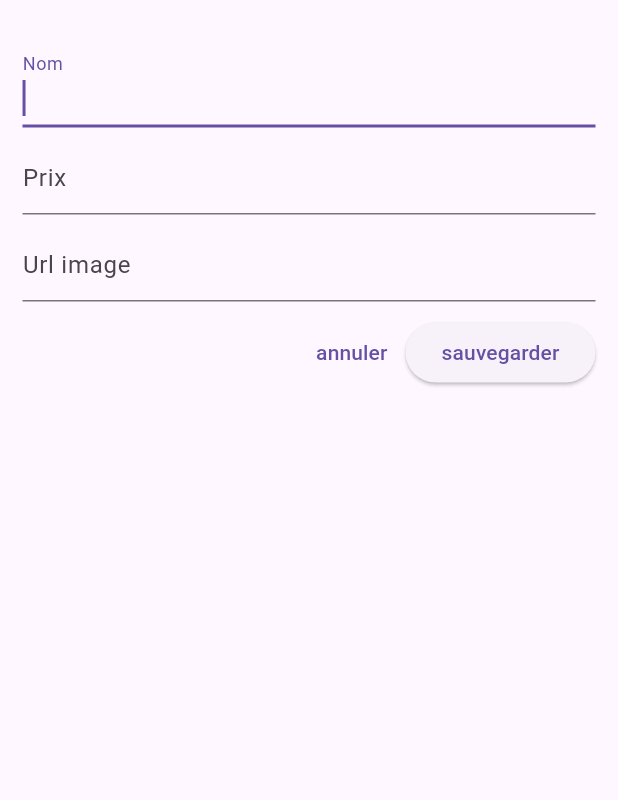
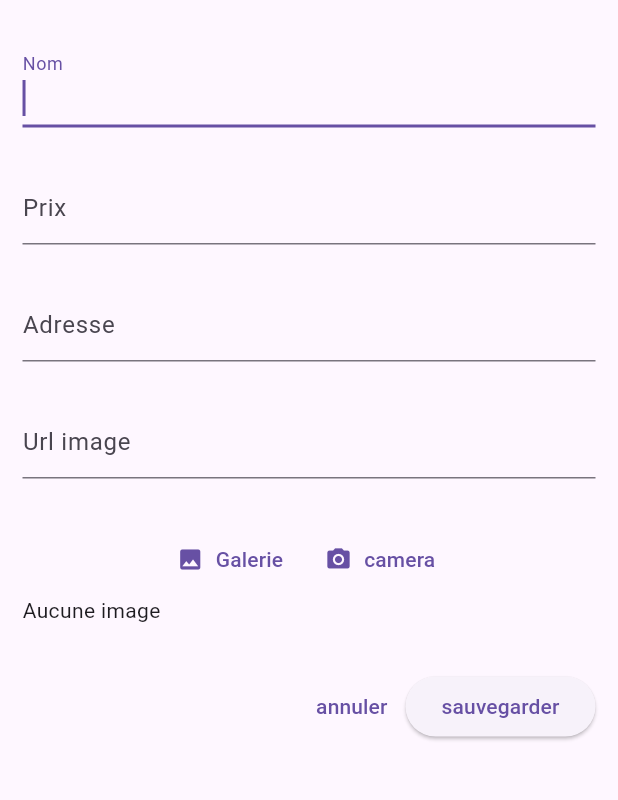
Before and after one commit to TrigoYodila/learning-flutter-project-dynma, a Flutter app: the ActivityFormView screen opened directly with empty values, on a phone screen of 412 x 824 dp, the part 63-863 px from its top. Run offline on Flutter 3.47's test engine with Material 3 defaults, Android fonts, the phone set to English and light mode, and no system bars; our stand-ins replace image_picker; network calls fail.

Commit message:
hardware chapitre

```diff
--- a/lib/models/activity_model.dart
+++ b/lib/models/activity_model.dart
@@ -1,43 +1,3 @@
-// enum ActivityStatus { ongoing, done }
-
-// class Activity {
-//   String id;
-//   String name;
-//   String image;
-//   String city;
-//   double price;
-//   ActivityStatus status;
-
-//   Activity({
-//     required this.name,
-//     required this.image,
-//     required this.city,
-//     required this.id,
-//     required this.price,
-//     this.status = ActivityStatus.ongoing
-//     });
-
-//   Activity.fromJson(Map<String, dynamic> json)
-//     : id = json['_id'],
-//       name = json['name'],
-//       image = json['image'],
-//       city = json['city'],
-//       price = json['price'].toDouble(),
-//       status = json['status'] == 0 ? ActivityStatus.ongoing : ActivityStatus.done; // Correction: 'status' au lieu de 'staus'
-
-//   Map<String, dynamic> toJson() {
-//     return {
-//       '_id': id,
-//       'name': name,
-//       'image': image,
-//       'city': city,
-//       'price': price,
-//       'status': status == ActivityStatus.ongoing ? 0 : 1
-//     };
-//   }
-// }
-
-
 enum ActivityStatus { ongoing, done }
 
 class Activity {
@@ -47,12 +7,14 @@ class Activity {
   String city;
   double price;
   ActivityStatus status;
+  LocationActivity? location;
   Activity({
     required this.name,
     required this.city,
-    this.id,
     required this.image,
     required this.price,
+    this.id,
+    this.location,
     this.status = ActivityStatus.ongoing,
   });
 
@@ -62,6 +24,11 @@ class Activity {
         image = json['image'],
         city = json['city'],
         price = json['price'].toDouble(),
+        location = LocationActivity(
+          address: json['address'],
+          latitude: json['latitude'],
+          longitude: json['longitude'],
+        ),
         status =
         json['status'] == 0 ? ActivityStatus.ongoing : ActivityStatus.done;
 
@@ -71,12 +38,25 @@ class Activity {
       'image': image,
       'city': city,
       'price': price,
+      'address': location?.address,
+      'longitude': location?.longitude,
+      'latitude': location?.latitude,
       'status': status == ActivityStatus.ongoing ? 0 : 1
     };
-
-    if(id != null){
+    if (id != null) {
       value['_id'] = id;
     }
     return value;
   }
 }
+
+class LocationActivity {
+  String? address;
+  double? longitude;
+  double? latitude;
+  LocationActivity({
+    this.address,
+    this.longitude,
+    this.latitude,
+  });
+}
--- a/lib/views/activity_form/activity_form_view.dart
+++ b/lib/views/activity_form/activity_form_view.dart
@@ -14,7 +14,9 @@ class ActivityFormView extends StatelessWidget {
         title: Text('Ajouter une activité'),
       ),
       drawer: DymaDrawer(),
-      body:ActivityForm(cityName:cityName)
+      body:SingleChildScrollView(
+        child: ActivityForm(cityName:cityName),
+      )
     );
   }
 }
--- a/lib/views/activity_form/widgets/activity_form.dart
+++ b/lib/views/activity_form/widgets/activity_form.dart
@@ -1,5 +1,6 @@
 import 'package:first_project/models/activity_model.dart';
 import 'package:first_project/providers/city_provider.dart';
+import 'package:first_project/views/activity_form/widgets/activity_form_image_picker.dart';
 import 'package:flutter/material.dart';
 import 'package:provider/provider.dart';
 
@@ -15,8 +16,10 @@ class _ActivityFormState extends State<ActivityForm> {
   final GlobalKey<FormState> _formKey = GlobalKey<FormState>();
   late FocusNode _priceFocusNode;
   late FocusNode _urlFocusNode;
+  late FocusNode _addressFocusNode;
   late Activity _newActivity;
   late String _nameInputAsync;
+    final TextEditingController _urlController = TextEditingController();
   bool _isLoading = false;
 
   FormState get form {
@@ -30,11 +33,26 @@ class _ActivityFormState extends State<ActivityForm> {
       name: '',
       price: 0,
       image: '',
+      location: LocationActivity(
+        address: null,
+        longitude: null,
+        latitude: null
+      ),
       status: ActivityStatus.ongoing,
     );
     _priceFocusNode = FocusNode();
     _urlFocusNode = FocusNode();
+    _addressFocusNode = FocusNode();
+    _addressFocusNode.addListener((){
+
+    });
     super.initState();
+  }
+
+  void updateUrlField(String url) {
+    setState(() {
+      _urlController.text = url;
+    });
   }
 
   Future<void> submitForm() async {
@@ -63,6 +81,8 @@ class _ActivityFormState extends State<ActivityForm> {
   void dispose() {
     _priceFocusNode.dispose();
     _urlFocusNode.dispose();
+    _addressFocusNode.dispose();
+    _urlController.dispose();
     super.dispose();
   }
 
@@ -94,7 +114,7 @@ class _ActivityFormState extends State<ActivityForm> {
               textInputAction: TextInputAction.next,
             ),
             SizedBox(
-              height: 10,
+              height: 30,
             ),
             TextFormField(
               keyboardType: TextInputType.number,
@@ -114,11 +134,21 @@ class _ActivityFormState extends State<ActivityForm> {
               textInputAction: TextInputAction.next,
             ),
             SizedBox(
-              height: 10,
+              height: 30,
+            ),
+            TextFormField(
+              decoration: InputDecoration(
+                hintText: 'Adresse'
+              ),
+              onSaved: (value) => _newActivity.location!.address,
+            ),
+            SizedBox(
+              height: 30,
             ),
             TextFormField(
               keyboardType: TextInputType.url,
               focusNode: _urlFocusNode,
+              controller: _urlController,
               decoration: InputDecoration(
                 hintText: 'Url image',
               ),
@@ -131,7 +161,11 @@ class _ActivityFormState extends State<ActivityForm> {
               onSaved: (value) => _newActivity.image = value!,
             ),
             SizedBox(
-              height: 10,
+              height: 30,
+            ),
+            ActivityFormImagePicker(updateUrl: updateUrlField),
+            SizedBox(
+              height: 30,
             ),
             Row(
               mainAxisAlignment: MainAxisAlignment.end,
--- /dev/null
+++ b/lib/views/activity_form/widgets/activity_form_autocomplete.dart
@@ -0,0 +1 @@
+Future<LocationActivity> showInputAutocomplete() {}
--- /dev/null
+++ b/lib/views/activity_form/widgets/activity_form_image_picker.dart
@@ -0,0 +1,68 @@
+import 'dart:io';
+
+import 'package:first_project/providers/city_provider.dart';
+import 'package:flutter/material.dart';
+import 'package:image_picker/image_picker.dart';
+import 'package:provider/provider.dart';
+
+class ActivityFormImagePicker extends StatefulWidget {
+  final Function updateUrl;
+
+  const ActivityFormImagePicker({super.key, required this.updateUrl});
+
+  @override
+  State<ActivityFormImagePicker> createState() =>
+      _ActivityFormImagePickerState();
+}
+
+class _ActivityFormImagePickerState extends State<ActivityFormImagePicker> {
+  File? _deviceImage;
+  final picker = ImagePicker();
+
+  Future<void> _pickImage(ImageSource source) async {
+    try {
+      XFile? pickedFile = await picker.pickImage(source: source);
+      if (pickedFile != null && mounted) {
+        _deviceImage = File(pickedFile.path);
+        final url = await Provider.of<CityProvider>(context, listen: false)
+            .uploadImage(_deviceImage!);
+        widget.updateUrl(url);
+        setState(() {});
+      } else {}
+    } catch (e) {
+      rethrow;
+    }
+  }
+
+  @override
+  Widget build(BuildContext context) {
+    return Column(
+      children: [
+        Row(
+          mainAxisAlignment: MainAxisAlignment.center,
+          children: <Widget>[
+            TextButton.icon(
+              icon: const Icon(Icons.photo),
+              label: const Text('Galerie'),
+              onPressed: () => _pickImage(ImageSource.gallery),
+            ),
+            TextButton.icon(
+              icon: const Icon(Icons.photo_camera),
+              label: const Text('camera'),
+              onPressed: () => _pickImage(ImageSource.camera),
+            ),
+          ],
+        ),
+        SizedBox(
+          width: double.infinity,
+          child: _deviceImage != null
+              ? Image.file(
+            _deviceImage!,
+            fit: BoxFit.cover,
+          )
+              : const Text('Aucune image'),
+        )
+      ],
+    );
+  }
+}
--- a/pubspec.yaml
+++ b/pubspec.yaml
@@ -37,6 +37,9 @@ dependencies:
   intl: ^0.20.2
   provider: ^6.1.5+1
   http: ^1.5.0
+  image_picker: ^1.2.0
+  path: ^1.9.1
+  http_parser: ^4.1.2
 
 dev_dependencies:
   flutter_test:
```
Also changed, not shown: lib/providers/city_provider.dart (+31 -0 lines), pubspec.lock, 6 other files.
